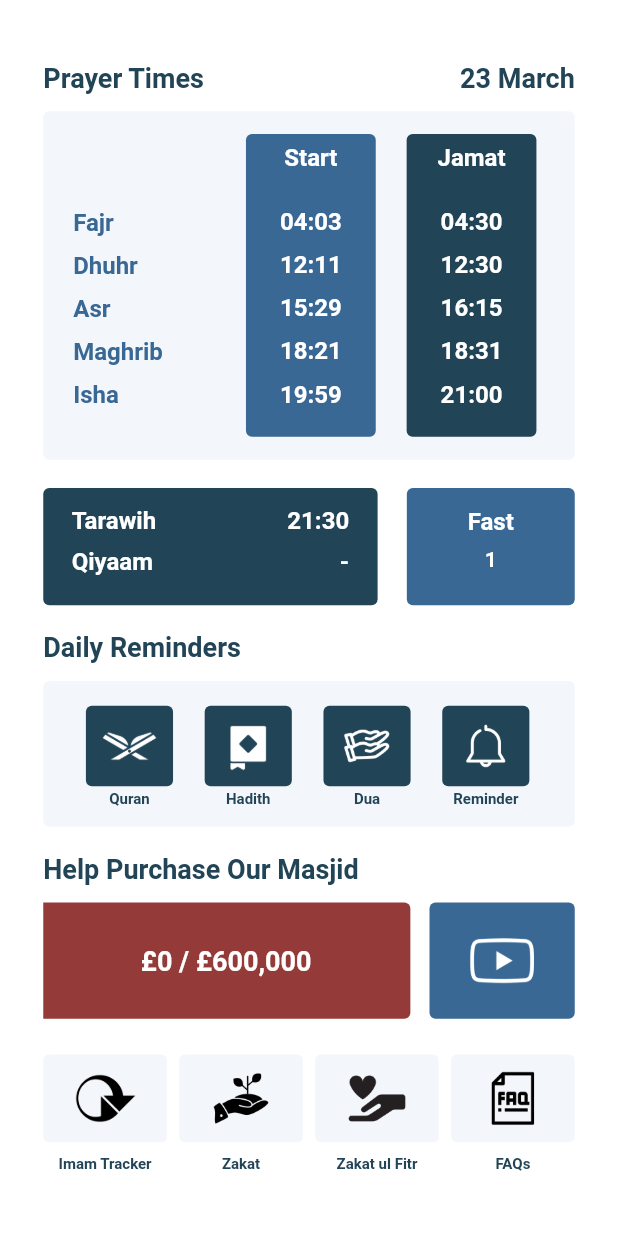
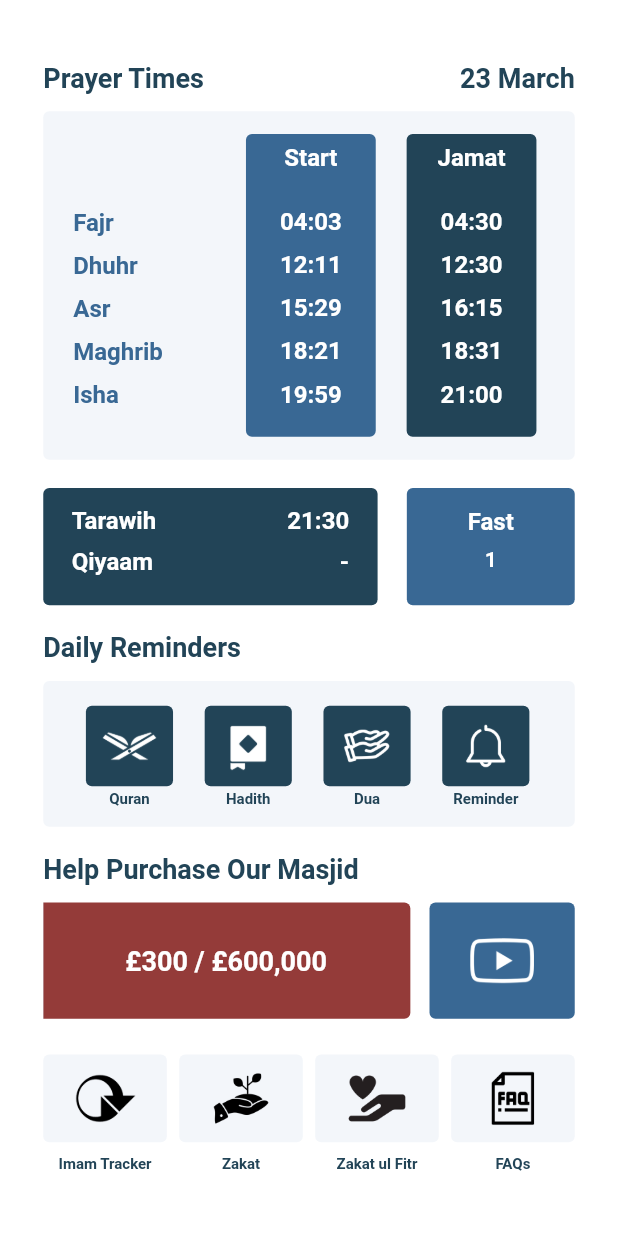
Before and after one commit to reachimyq/ramadan_app, a Flutter app: the Menu screen opened directly, on a phone screen of 412 x 824 dp. Run offline on Flutter 3.47's test engine with Material 2 defaults, Android fonts, the light colour scheme and no system bars; drawn by our look-alikes of auto_size_text; Roboto replaces fonts that are missing (PlusJakartaSans-SemiBold).

Commit message:
initial commit

```diff
--- a/lib/menu.dart
+++ b/lib/menu.dart
@@ -21,12 +21,12 @@ class _MenuState extends State<Menu> {
   int fastDay = 0;
 
   String itracker =
-      "Today the imam will be reading Surah Baqarah verse 1 onwards\n\nIt is permissible to hold a mushaf during the prayer if you wish";
+      "Today the imam will be reading Surah Baqarah verse 75 onwards\n\nIt is permissible to hold a mushaf during the prayer if you wish";
 
   String taraweehTime = "21:30";
   String qiyaamTime = "-";
 
-  double fundraisingTotal = 0;
+  double fundraisingTotal = 300;
   double activeFundraisingTotal = 0;
 
   Uri _url = Uri.parse('https://flutter.dev');
@@ -34,7 +34,7 @@ class _MenuState extends State<Menu> {
   String collectionLink = "https://norburymuslimcentre.com/donate";
   String collectionVid = "https://youtu.be/_-VqoT0nq4k";
   String zakatLink =
-      "https://lmsn.notion.site/London-Muslim-Support-Network-1e1e5de6382a4f30a6b61fc4fd55adc0";
+      "https://www.paypal.com/donate/?hosted_button_id=CVZ2HKQQ7DAWJ";
 
   List<List<String>> ptimes = [
     [
@@ -1427,11 +1427,11 @@ class _MenuState extends State<Menu> {
                                     MediaQuery.of(context).size.height * 0.021,
                                 child: AutoSizeText(
                                   '$fastDay',
-                                  minFontSize: 12,
+                                  minFontSize: 14,
                                   style: const TextStyle(
                                     fontFamily: 'PlusJakartaSans-SemiBold',
                                     fontWeight: FontWeight.bold,
-                                    fontSize: 14,
+                                    fontSize: 18,
                                     color: Colors.white,
                                   ),
                                 ),
```
Also changed, not shown: 1 other file.
